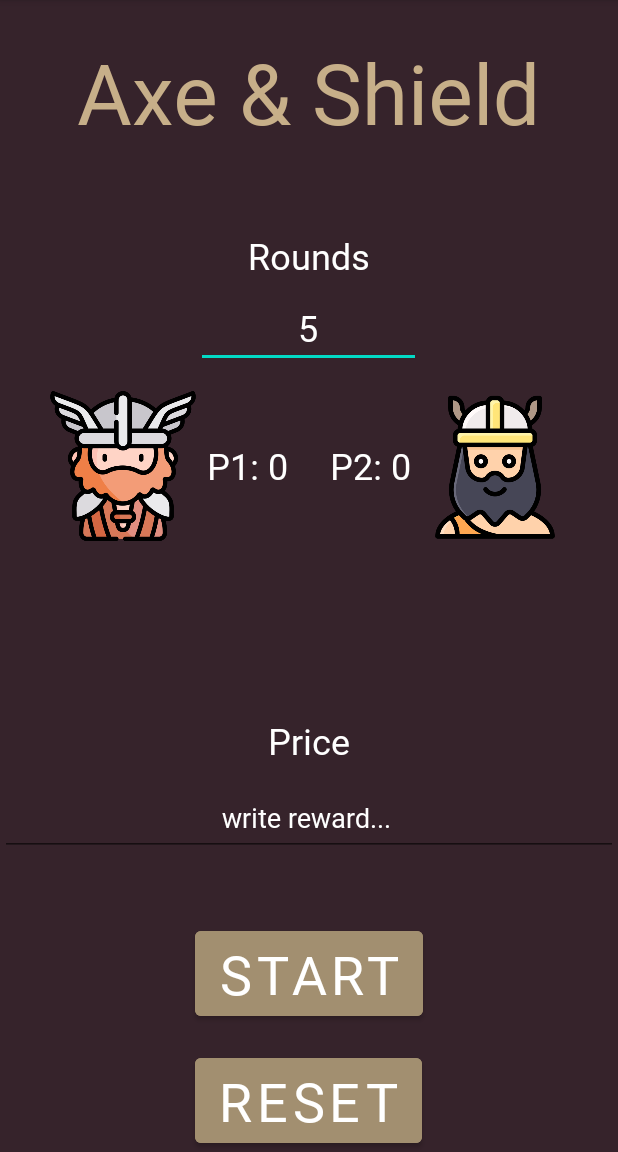
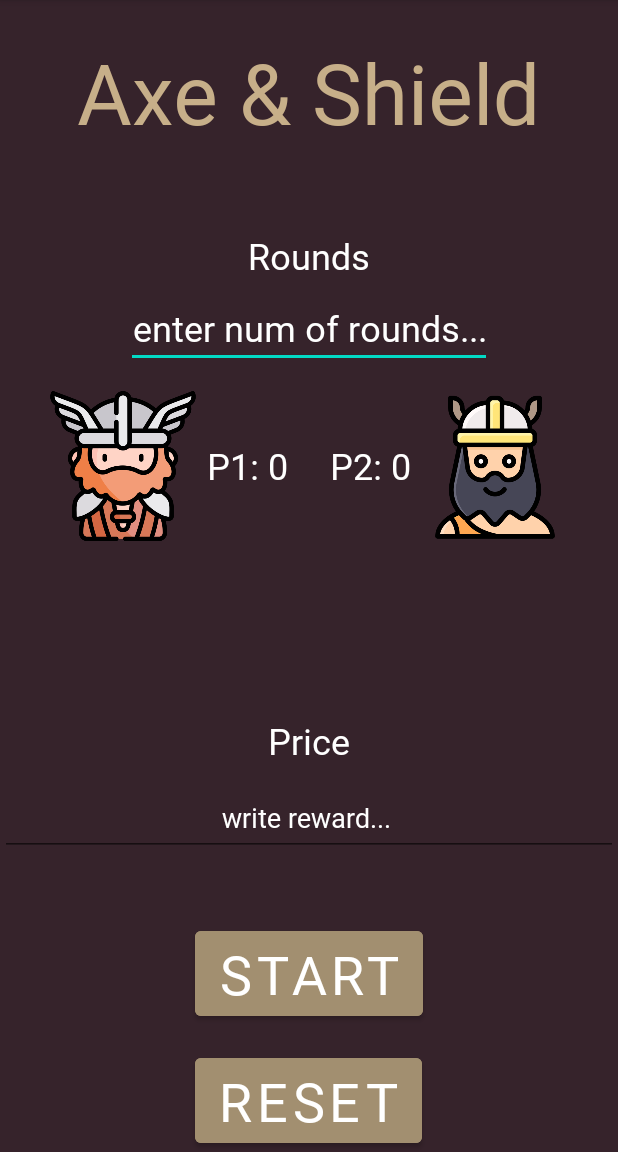
Before and after one commit to INGllOT/Hacatlon, an Android app: the screen it shows after launch (MainActivity), on a phone screen of 412 x 824 dp, the part 84-1236 px from its top. Run offline under Robolectric (Android 15) with nearby library versions, the phone set to English and light mode, and no system bars.

Commit message:
add minor changes

```diff
--- a/app/src/main/res/layout/activity_main.xml
+++ b/app/src/main/res/layout/activity_main.xml
@@ -41,12 +41,13 @@
             android:layout_height="wrap_content"
             android:layout_gravity="center_horizontal"
             android:layout_marginTop="5dp"
+            android:fontFamily="@font/uncial_antiqua"
             android:gravity="center"
-            android:fontFamily="@font/uncial_antiqua"
-            android:text="5"
-            android:hint="SET ROUNDS"
+            android:hint="enter num of rounds..."
             android:inputType="textPersonName"
+            android:text=""
             android:textColor="#FFFFFF"
+            android:textColorHint="#FFFFFF"
             android:textSize="24sp" />
 
         <LinearLayout
```
